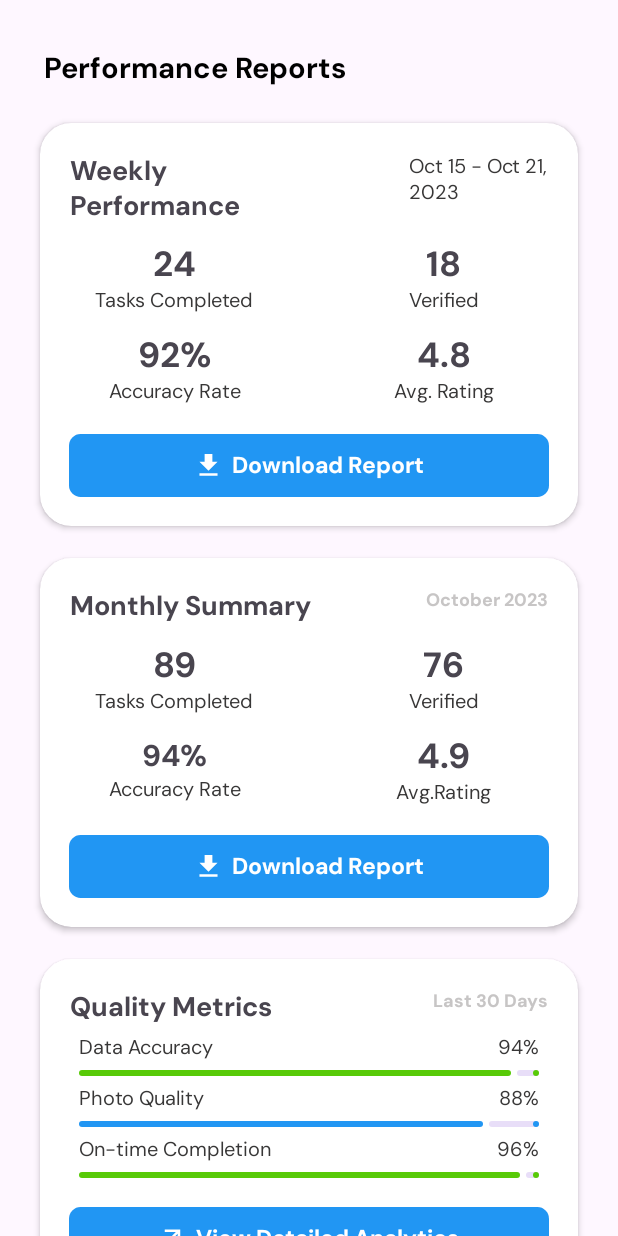
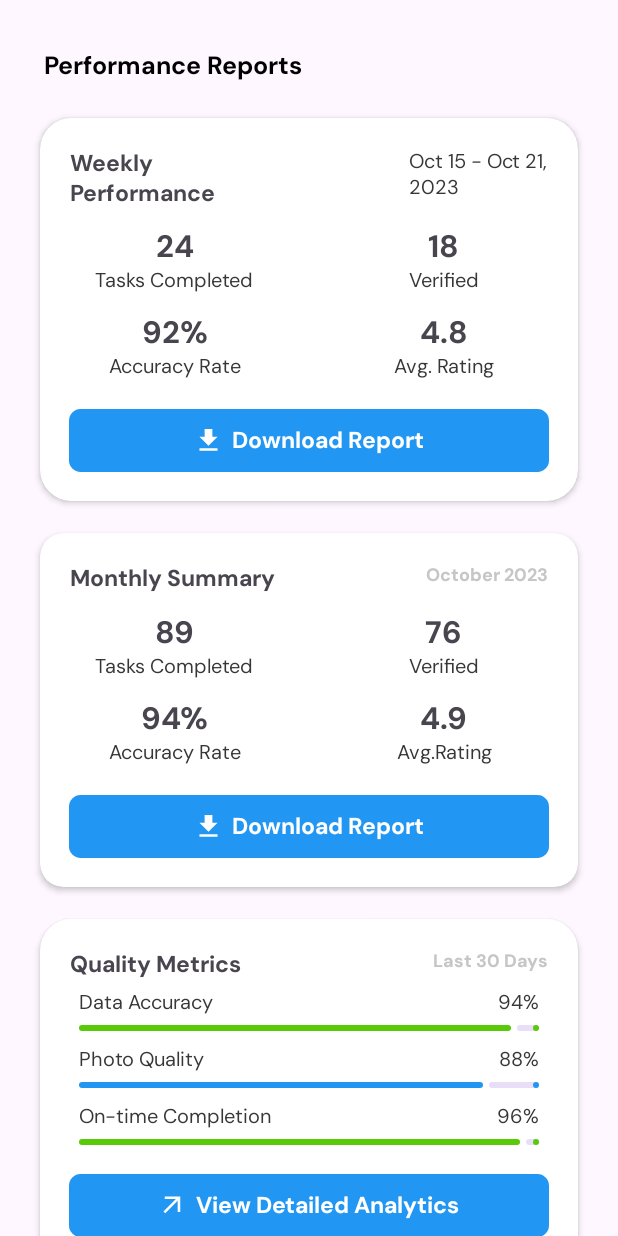
Before and after one commit to MovoDreamCodeBase/LocalGuruAndroid, an Android app: the fragment ReportFragment shown on its own in the app's theme, on a phone screen of 412 x 824 dp. Run offline under Robolectric (Android 15) with nearby library versions, the phone set to English and light mode, and no system bars; our stand-ins replace sdp/ssp sizes.

Commit message:
minor changes

```diff
--- a/app/src/main/res/layout/fragment_report.xml
+++ b/app/src/main/res/layout/fragment_report.xml
@@ -27,7 +27,7 @@
                 android:layout_height="wrap_content"
                 app:fontFamily="@font/dm_sans_bold"
                 android:textStyle="bold"
-                android:textSize="@dimen/_15ssp"
+                android:textSize="@dimen/_13ssp"
                 android:text="@string/local_agent_performance_report"
                 android:textColor="@color/black"
                 android:layout_marginStart="@dimen/_10sdp"
@@ -67,7 +67,7 @@
                             android:layout_width="wrap_content"
                             android:layout_height="wrap_content"
                             android:text="Quality Metrics"
-                            android:textSize="@dimen/_14ssp"
+                            android:textSize="@dimen/_12ssp"
                             android:textStyle="bold"
                             android:layout_margin="20dp"
                             app:fontFamily="@font/dm_sans_bold"
@@ -138,7 +138,7 @@
                         android:layout_height="wrap_content"
                         android:orientation="horizontal"
                         android:gravity="center"
-                        android:layout_marginTop="6dp">
+                        android:layout_marginTop="10dp">
 
                         <androidx.appcompat.widget.AppCompatTextView
                             android:layout_width="wrap_content"
@@ -181,7 +181,7 @@
                         android:layout_height="wrap_content"
                         android:orientation="horizontal"
                         android:gravity="center"
-                        android:layout_marginTop="6dp">
+                        android:layout_marginTop="10dp">
 
                         <androidx.appcompat.widget.AppCompatTextView
                             android:layout_width="wrap_content"
--- a/app/src/main/res/layout/layout_report_card_monthly.xml
+++ b/app/src/main/res/layout/layout_report_card_monthly.xml
@@ -6,7 +6,7 @@
     android:padding="16dp"
     app:strokeWidth="0dp"
     app:cardBackgroundColor="@color/white"
-    app:cardCornerRadius="@dimen/_16sdp"
+    app:cardCornerRadius="@dimen/_12sdp"
     app:cardElevation="@dimen/_2sdp"
     android:layout_marginVertical="@dimen/_8sdp"
     android:layout_marginHorizontal="@dimen/_8sdp">
@@ -24,7 +24,7 @@
             <androidx.appcompat.widget.AppCompatTextView
                 android:layout_width="wrap_content"
                 android:layout_height="wrap_content"
-                android:textSize="@dimen/_14ssp"
+                android:textSize="@dimen/_12ssp"
                 android:textStyle="bold"
                 android:layout_margin="20dp"
                 app:fontFamily="@font/dm_sans_bold"
@@ -69,7 +69,7 @@
                     android:id="@+id/tv_task_completed_value"
                     android:layout_width="wrap_content"
                     android:layout_height="wrap_content"
-                    android:textSize="@dimen/_18ssp"
+                    android:textSize="@dimen/_16ssp"
                     android:textStyle="bold"
                     app:fontFamily="@font/dm_sans_bold"
                     app:layout_constraintEnd_toEndOf="parent"
@@ -110,7 +110,7 @@
             android:layout_height="wrap_content"
                     android:text="76"
             android:textStyle="bold"
-            android:textSize="@dimen/_18ssp"
+            android:textSize="@dimen/_16ssp"
             app:fontFamily="@font/dm_sans_bold"
             app:layout_constraintEnd_toEndOf="parent"
             app:layout_constraintStart_toStartOf="parent"
@@ -157,7 +157,7 @@
                     android:layout_width="wrap_content"
                     android:layout_height="wrap_content"
                     android:text="94%"
-                    android:textSize="20sp"
+                    android:textSize="@dimen/_16ssp"
                     android:textStyle="bold"
                     app:fontFamily="@font/dm_sans_bold"
                     app:layout_constraintEnd_toEndOf="parent"
@@ -194,7 +194,7 @@
                     android:layout_width="wrap_content"
                     android:layout_height="wrap_content"
                     android:text="4.9"
-                    android:textSize="@dimen/_18ssp"
+                    android:textSize="@dimen/_16ssp"
                     android:textStyle="bold"
                     app:fontFamily="@font/dm_sans_bold"
                     app:layout_constraintEnd_toEndOf="parent"
--- a/app/src/main/res/layout/layout_report_card_weekly.xml
+++ b/app/src/main/res/layout/layout_report_card_weekly.xml
@@ -26,7 +26,7 @@
                 android:layout_width="wrap_content"
                 android:layout_height="wrap_content"
                 android:text="Weekly\nPerformance"
-                android:textSize="@dimen/_14ssp"
+                android:textSize="@dimen/_12ssp"
                 android:textStyle="bold"
                 android:layout_margin="20dp"
                 app:fontFamily="@font/dm_sans_bold"
@@ -69,7 +69,7 @@
                     android:layout_width="wrap_content"
                     android:layout_height="wrap_content"
                     android:text="24"
-                    android:textSize="@dimen/_18ssp"
+                    android:textSize="@dimen/_16ssp"
                     android:textStyle="bold"
                     app:fontFamily="@font/dm_sans_bold"
                     app:layout_constraintEnd_toEndOf="parent"
@@ -107,7 +107,7 @@
                     android:layout_width="wrap_content"
                     android:layout_height="wrap_content"
                     android:text="18"
-                    android:textSize="@dimen/_18ssp"
+                    android:textSize="@dimen/_16ssp"
                     android:textStyle="bold"
                     app:fontFamily="@font/dm_sans_bold"
                     app:layout_constraintEnd_toEndOf="parent"
@@ -151,7 +151,7 @@
                     android:layout_width="wrap_content"
                     android:layout_height="wrap_content"
                     android:text="92%"
-                    android:textSize="@dimen/_18ssp"
+                    android:textSize="@dimen/_16ssp"
 
                     android:textStyle="bold"
                     app:fontFamily="@font/dm_sans_bold"
@@ -189,7 +189,7 @@
                     android:layout_width="wrap_content"
                     android:layout_height="wrap_content"
                     android:text="4.8"
-                    android:textSize="@dimen/_18ssp"
+                    android:textSize="@dimen/_16ssp"
                     android:textStyle="bold"
                     app:fontFamily="@font/dm_sans_bold"
                     app:layout_constraintEnd_toEndOf="parent"
```
